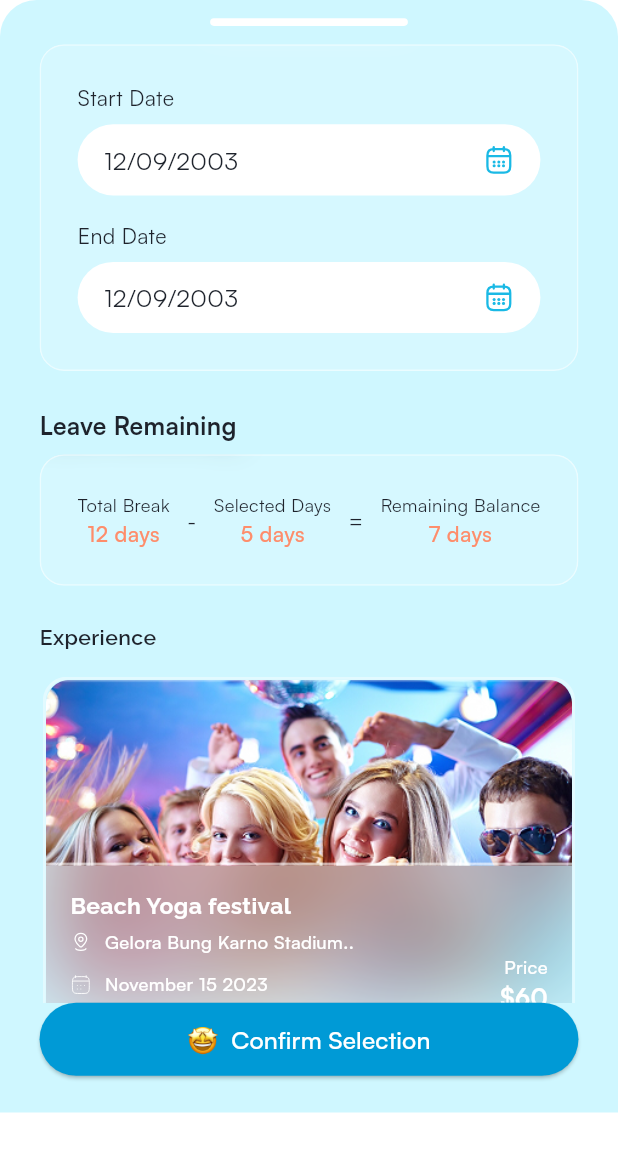
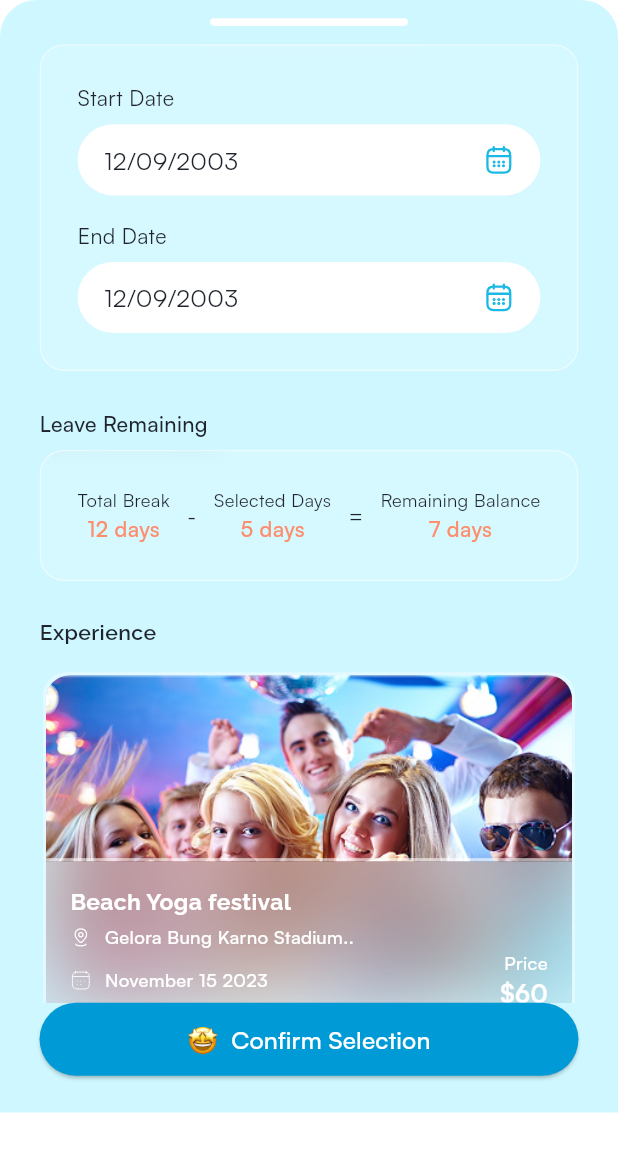
Before and after one commit to Jossyboydgenius/BetterBreaks, a Flutter app: the SummaryBottomSheet widget shown alone on an empty page, opened directly with empty values, on a phone screen of 412 x 824 dp. Shown: the top 1152 px of the screen. Run offline on Flutter 3.47's test engine with Material 3 defaults, Android fonts, the phone set to English and light mode, and no system bars; our stand-ins replace bot_toast, connectivity_plus, dots_indicator, flutter_dotenv, flutter_screenutil, flutter_svg and 3 more; project files that could hold a hidden picture were left out.

Commit message:
Update SummaryBottomSheet text styling by adjusting font size and weight for improved readability.

```diff
--- a/lib/ui/widgets/summary_bottom_sheet.dart
+++ b/lib/ui/widgets/summary_bottom_sheet.dart
@@ -198,8 +198,8 @@ class _SummaryBottomSheetState extends State<SummaryBottomSheet> {
         Text(
           'Leave Remaining',
           style: AppTextStyle.satoshi(
-            fontSize: 16.sp,
-            fontWeight: FontWeight.w600,
+            fontSize: 14.sp,
+            fontWeight: FontWeight.w500,
             color: AppColors.lightBlack,
           ),
         ),
```
